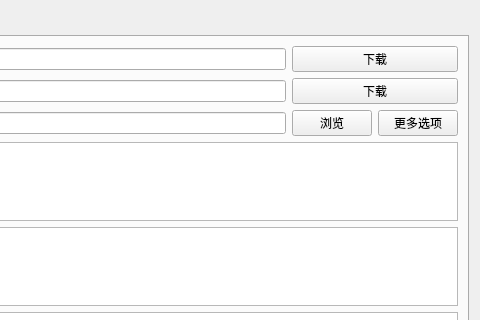
First picture: the form in ui/download_dialog.ui, repository shicj0927/EasyMusicPlus, before the edit; both pictures show x 107 to 587 and y 0 to 320 of the 587 by 473 pixel window.
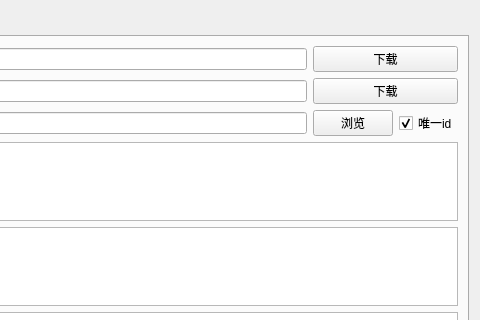
Second picture: the form after the edit. The open tabs and pages were chosen to show the change.

Patch:
```diff
--- a/ui/download_dialog.ui
+++ b/ui/download_dialog.ui
@@ -151,9 +151,12 @@
           </widget>
          </item>
          <item row="2" column="3">
-          <widget class="QPushButton" name="qPushButton_moreOptions">
+          <widget class="QCheckBox" name="qCheckBox_randomIdFlag">
            <property name="text">
-            <string>更多选项</string>
+            <string>唯一id</string>
+           </property>
+           <property name="checked">
+            <bool>true</bool>
            </property>
           </widget>
          </item>
```
Left out of the diff: 2 changed lines with no effect on the pictures.
